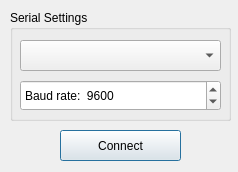
Qt form startdialog.ui (ni1ight/istrobot-stopwatch-ui) before a commit.
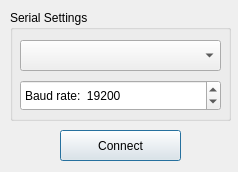
The same form after that commit.

What changed in the file:
```diff
--- a/startdialog.ui
+++ b/startdialog.ui
@@ -57,7 +57,7 @@
      <number>100</number>
     </property>
     <property name="value">
-     <number>9600</number>
+      <number>19200</number>
     </property>
    </widget>
   </widget>
```
